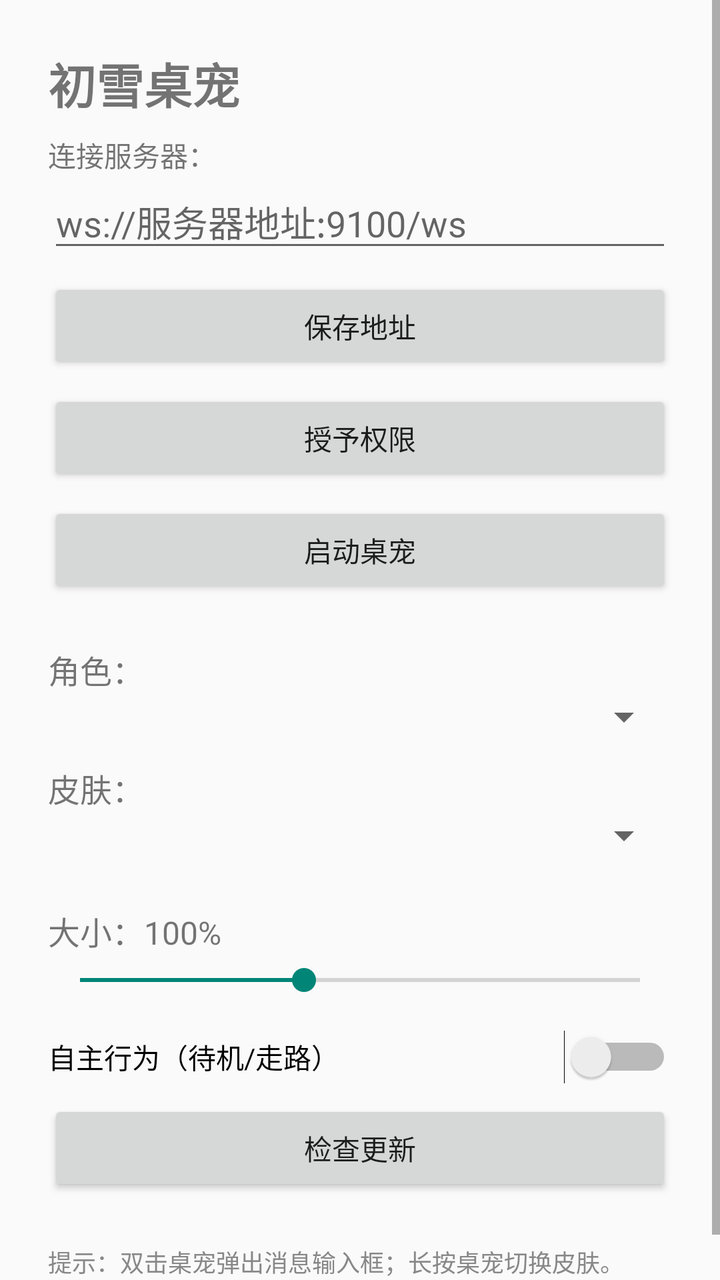
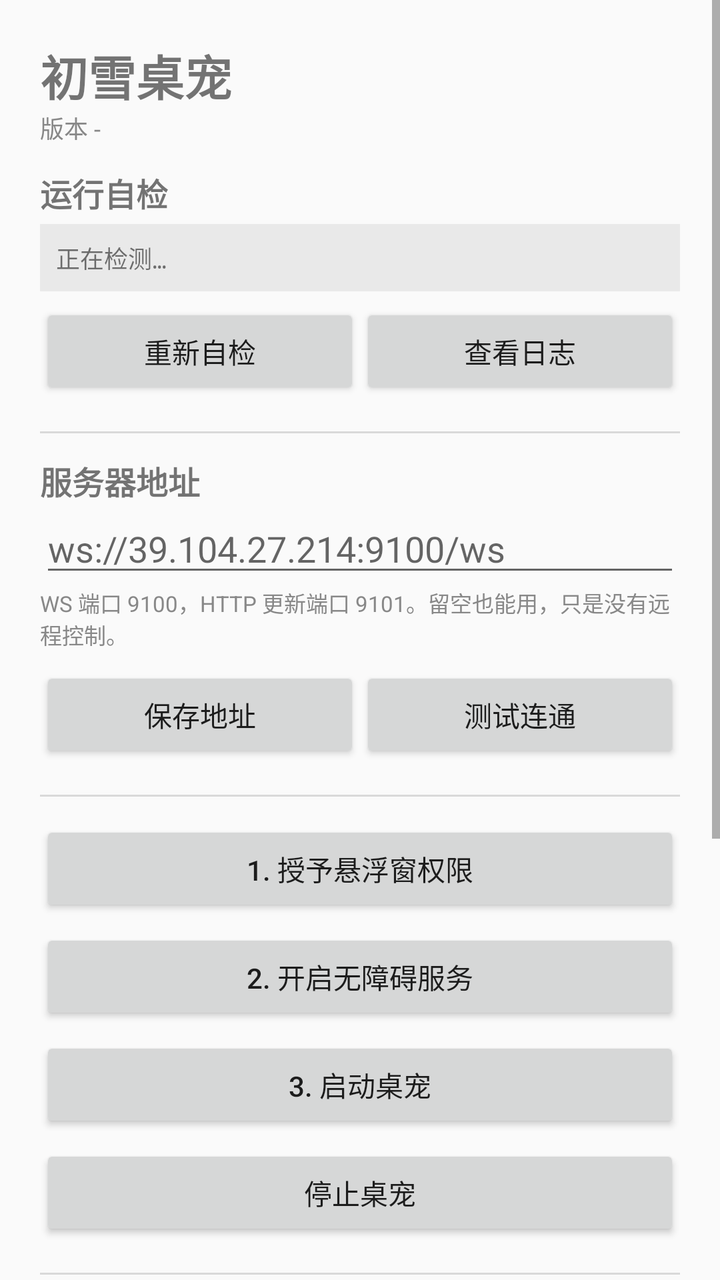

Compare the two renders of this Android layout. The source of the first and the diff that turns it into the second are given below.
<!-- AndroidManifest.xml: application theme Theme.AppCompat.DayNight -->
<!-- res/layout/activity_main.xml -->
<?xml version="1.0" encoding="utf-8"?>
<ScrollView xmlns:android="http://schemas.android.com/apk/res/android"
    android:layout_width="match_parent"
    android:layout_height="match_parent">

    <LinearLayout
        android:layout_width="match_parent"
        android:layout_height="wrap_content"
        android:orientation="vertical"
        android:padding="24dp">

        <TextView
            android:layout_width="wrap_content"
            android:layout_height="wrap_content"
            android:text="初雪桌宠"
            android:textSize="24sp"
            android:textStyle="bold"
            android:layout_marginBottom="8dp"/>

        <TextView android:layout_width="wrap_content" android:layout_height="wrap_content" android:text="连接服务器：" android:textSize="14sp"/>
        <EditText android:id="@+id/et_server_url" android:layout_width="match_parent" android:layout_height="wrap_content"
            android:hint="ws://服务器地址:9100/ws" android:inputType="textUri"/>
        <Button android:id="@+id/btn_save" android:layout_width="match_parent" android:layout_height="wrap_content" android:text="保存地址" android:layout_marginTop="8dp"/>
        <Button android:id="@+id/btn_permission" android:layout_width="match_parent" android:layout_height="wrap_content" android:text="授予权限" android:layout_marginTop="8dp"/>
        <Button android:id="@+id/btn_start" android:layout_width="match_parent" android:layout_height="wrap_content" android:text="启动桌宠" android:layout_marginTop="8dp"/>

        <TextView android:layout_width="wrap_content" android:layout_height="wrap_content" android:text="角色：" android:textSize="16sp" android:layout_marginTop="24dp"/>
        <Spinner android:id="@+id/sp_role" android:layout_width="match_parent" android:layout_height="wrap_content"/>

        <TextView android:layout_width="wrap_content" android:layout_height="wrap_content" android:text="皮肤：" android:textSize="16sp" android:layout_marginTop="12dp"/>
        <Spinner android:id="@+id/sp_skin" android:layout_width="match_parent" android:layout_height="wrap_content"/>

        <TextView android:id="@+id/tv_size_label" android:layout_width="wrap_content" android:layout_height="wrap_content" android:text="大小：100%" android:textSize="16sp" android:layout_marginTop="24dp"/>
        <SeekBar android:id="@+id/sb_size" android:layout_width="match_parent" android:layout_height="wrap_content" android:max="250" android:progress="100" android:layout_marginTop="4dp"/>

        <Switch android:id="@+id/sw_behavior" android:layout_width="match_parent" android:layout_height="wrap_content" android:text="自主行为（待机/走路）" android:layout_marginTop="16dp"/>
        <Button android:id="@+id/btn_check_update" android:layout_width="match_parent" android:layout_height="wrap_content" android:text="检查更新" android:layout_marginTop="8dp"/>

        <TextView android:layout_width="match_parent" android:layout_height="wrap_content"
            android:text="提示：双击桌宠弹出消息输入框；长按桌宠切换皮肤。"
            android:textSize="12sp" android:textColor="#888888" android:layout_marginTop="24dp"/>
    </LinearLayout>
</ScrollView>
<!-- resources referenced by this layout -->
<resources>

</resources>

<!-- the commit's change to res/layout/activity_main.xml (unified diff, before → after) -->
@@ -7,37 +7,215 @@
         android:layout_width="match_parent"
         android:layout_height="wrap_content"
         android:orientation="vertical"
-        android:padding="24dp">
+        android:padding="20dp">
 
         <TextView
             android:layout_width="wrap_content"
             android:layout_height="wrap_content"
             android:text="初雪桌宠"
             android:textSize="24sp"
-            android:textStyle="bold"
-            android:layout_marginBottom="8dp"/>
-
-        <TextView android:layout_width="wrap_content" android:layout_height="wrap_content" android:text="连接服务器：" android:textSize="14sp"/>
-        <EditText android:id="@+id/et_server_url" android:layout_width="match_parent" android:layout_height="wrap_content"
-            android:hint="ws://服务器地址:9100/ws" android:inputType="textUri"/>
-        <Button android:id="@+id/btn_save" android:layout_width="match_parent" android:layout_height="wrap_content" android:text="保存地址" android:layout_marginTop="8dp"/>
-        <Button android:id="@+id/btn_permission" android:layout_width="match_parent" android:layout_height="wrap_content" android:text="授予权限" android:layout_marginTop="8dp"/>
-        <Button android:id="@+id/btn_start" android:layout_width="match_parent" android:layout_height="wrap_content" android:text="启动桌宠" android:layout_marginTop="8dp"/>
-
-        <TextView android:layout_width="wrap_content" android:layout_height="wrap_content" android:text="角色：" android:textSize="16sp" android:layout_marginTop="24dp"/>
-        <Spinner android:id="@+id/sp_role" android:layout_width="match_parent" android:layout_height="wrap_content"/>
-
-        <TextView android:layout_width="wrap_content" android:layout_height="wrap_content" android:text="皮肤：" android:textSize="16sp" android:layout_marginTop="12dp"/>
-        <Spinner android:id="@+id/sp_skin" android:layout_width="match_parent" android:layout_height="wrap_content"/>
-
-        <TextView android:id="@+id/tv_size_label" android:layout_width="wrap_content" android:layout_height="wrap_content" android:text="大小：100%" android:textSize="16sp" android:layout_marginTop="24dp"/>
-        <SeekBar android:id="@+id/sb_size" android:layout_width="match_parent" android:layout_height="wrap_content" android:max="250" android:progress="100" android:layout_marginTop="4dp"/>
-
-        <Switch android:id="@+id/sw_behavior" android:layout_width="match_parent" android:layout_height="wrap_content" android:text="自主行为（待机/走路）" android:layout_marginTop="16dp"/>
-        <Button android:id="@+id/btn_check_update" android:layout_width="match_parent" android:layout_height="wrap_content" android:text="检查更新" android:layout_marginTop="8dp"/>
-
-        <TextView android:layout_width="match_parent" android:layout_height="wrap_content"
-            android:text="提示：双击桌宠弹出消息输入框；长按桌宠切换皮肤。"
-            android:textSize="12sp" android:textColor="#888888" android:layout_marginTop="24dp"/>
+            android:textStyle="bold" />
+
+        <TextView
+            android:id="@+id/tv_version"
+            android:layout_width="wrap_content"
+            android:layout_height="wrap_content"
+            android:textSize="12sp"
+            android:textColor="#888888"
+            android:layout_marginBottom="12dp"
+            android:text="版本 -" />
+
+        
+        <TextView
+            android:layout_width="wrap_content"
+            android:layout_height="wrap_content"
+            android:text="运行自检"
+            android:textSize="16sp"
+            android:textStyle="bold" />
+
+        <TextView
+            android:id="@+id/tv_diagnostics"
+            android:layout_width="match_parent"
+            android:layout_height="wrap_content"
+            android:textSize="12sp"
+            android:fontFamily="monospace"
+            android:lineSpacingExtra="2dp"
+            android:padding="8dp"
+            android:background="#11000000"
+            android:layout_marginTop="4dp"
+            android:text="正在检测…" />
+
+        <LinearLayout
+            android:layout_width="match_parent"
+            android:layout_height="wrap_content"
+            android:orientation="horizontal"
+            android:layout_marginTop="6dp">
+
+            <Button
+                android:id="@+id/btn_refresh_diag"
+                android:layout_width="0dp"
+                android:layout_weight="1"
+                android:layout_height="wrap_content"
+                android:text="重新自检" />
+
+            <Button
+                android:id="@+id/btn_view_log"
+                android:layout_width="0dp"
+                android:layout_weight="1"
+                android:layout_height="wrap_content"
+                android:text="查看日志" />
+        </LinearLayout>
+
+        <View
+            android:layout_width="match_parent"
+            android:layout_height="1dp"
+            android:background="#22000000"
+            android:layout_marginTop="16dp"
+            android:layout_marginBottom="12dp" />
+
+        <TextView
+            android:layout_width="wrap_content"
+            android:layout_height="wrap_content"
+            android:text="服务器地址"
+            android:textSize="16sp"
+            android:textStyle="bold" />
+
+        <EditText
+            android:id="@+id/et_server_url"
+            android:layout_width="match_parent"
+            android:layout_height="wrap_content"
+            android:hint="ws://39.104.27.214:9100/ws"
+            android:inputType="textUri"
+            android:maxLines="1" />
+
+        <TextView
+            android:layout_width="match_parent"
+            android:layout_height="wrap_content"
+            android:text="WS 端口 9100，HTTP 更新端口 9101。留空也能用，只是没有远程控制。"
+            android:textSize="11sp"
+            android:textColor="#888888" />
+
+        <LinearLayout
+            android:layout_width="match_parent"
+            android:layout_height="wrap_content"
+            android:orientation="horizontal"
+            android:layout_marginTop="8dp">
+
+            <Button
+                android:id="@+id/btn_save"
+                android:layout_width="0dp"
+                android:layout_weight="1"
+                android:layout_height="wrap_content"
+                android:text="保存地址" />
+
+            <Button
+                android:id="@+id/btn_test_conn"
+                android:layout_width="0dp"
+                android:layout_weight="1"
+                android:layout_height="wrap_content"
+                android:text="测试连通" />
+        </LinearLayout>
+
+        <View
+            android:layout_width="match_parent"
+            android:layout_height="1dp"
+            android:background="#22000000"
+            android:layout_marginTop="16dp"
+            android:layout_marginBottom="12dp" />
+
+        <Button
+            android:id="@+id/btn_overlay_perm"
+            android:layout_width="match_parent"
+            android:layout_height="wrap_content"
+            android:text="1. 授予悬浮窗权限" />
+
+        <Button
+            android:id="@+id/btn_acc_perm"
+            android:layout_width="match_parent"
+            android:layout_height="wrap_content"
+            android:text="2. 开启无障碍服务"
+            android:layout_marginTop="6dp" />
+
+        <Button
+            android:id="@+id/btn_start"
+            android:layout_width="match_parent"
+            android:layout_height="wrap_content"
+            android:text="3. 启动桌宠"
+            android:layout_marginTop="6dp" />
+
+        <Button
+            android:id="@+id/btn_stop"
+            android:layout_width="match_parent"
+            android:layout_height="wrap_content"
+            android:text="停止桌宠"
+            android:layout_marginTop="6dp" />
+
+        <View
+            android:layout_width="match_parent"
+            android:layout_height="1dp"
+            android:background="#22000000"
+            android:layout_marginTop="16dp"
+            android:layout_marginBottom="12dp" />
+
+        <TextView
+            android:layout_width="wrap_content"
+            android:layout_height="wrap_content"
+            android:text="角色"
+            android:textSize="14sp" />
+
+        <Spinner
+            android:id="@+id/sp_role"
+            android:layout_width="match_parent"
+            android:layout_height="wrap_content" />
+
+        <TextView
+            android:layout_width="wrap_content"
+            android:layout_height="wrap_content"
+            android:text="皮肤"
+            android:textSize="14sp"
+            android:layout_marginTop="8dp" />
+
+        <Spinner
+            android:id="@+id/sp_skin"
+            android:layout_width="match_parent"
+            android:layout_height="wrap_content" />
+
+        <TextView
+            android:id="@+id/tv_size_label"
+            android:layout_width="wrap_content"
+            android:layout_height="wrap_content"
+            android:text="大小：100%"
+            android:textSize="14sp"
+            android:layout_marginTop="16dp" />
+
+        <SeekBar
+            android:id="@+id/sb_size"
+            android:layout_width="match_parent"
+            android:layout_height="wrap_content"
+            android:max="250"
+            android:progress="100" />
+
+        <Switch
+            android:id="@+id/sw_behavior"
+            android:layout_width="match_parent"
+            android:layout_height="wrap_content"
+            android:text="自主行为（待机 / 走路）"
+            android:layout_marginTop="12dp" />
+
+        <Button
+            android:id="@+id/btn_check_update"
+            android:layout_width="match_parent"
+            android:layout_height="wrap_content"
+            android:text="检查更新"
+            android:layout_marginTop="12dp" />
+
+        <TextView
+            android:layout_width="match_parent"
+            android:layout_height="wrap_content"
+            android:text="双击桌宠弹出输入框，长按切换皮肤，拖动移动位置。"
+            android:textSize="11sp"
+            android:textColor="#888888"
+            android:layout_marginTop="16dp"
+            android:layout_marginBottom="24dp" />
     </LinearLayout>
 </ScrollView>
